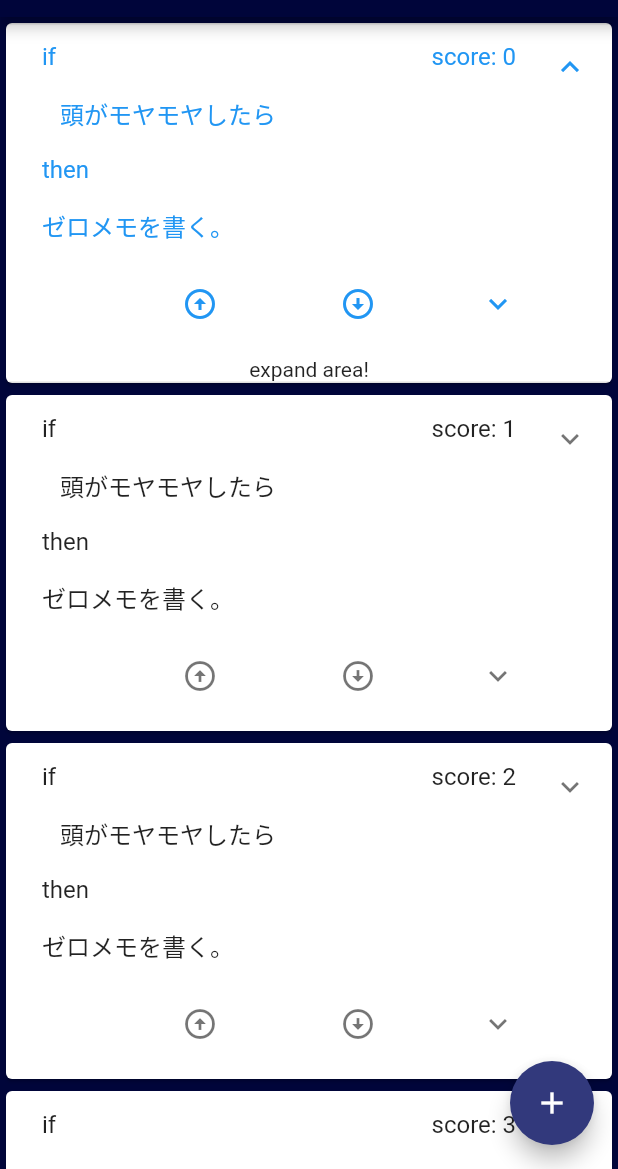
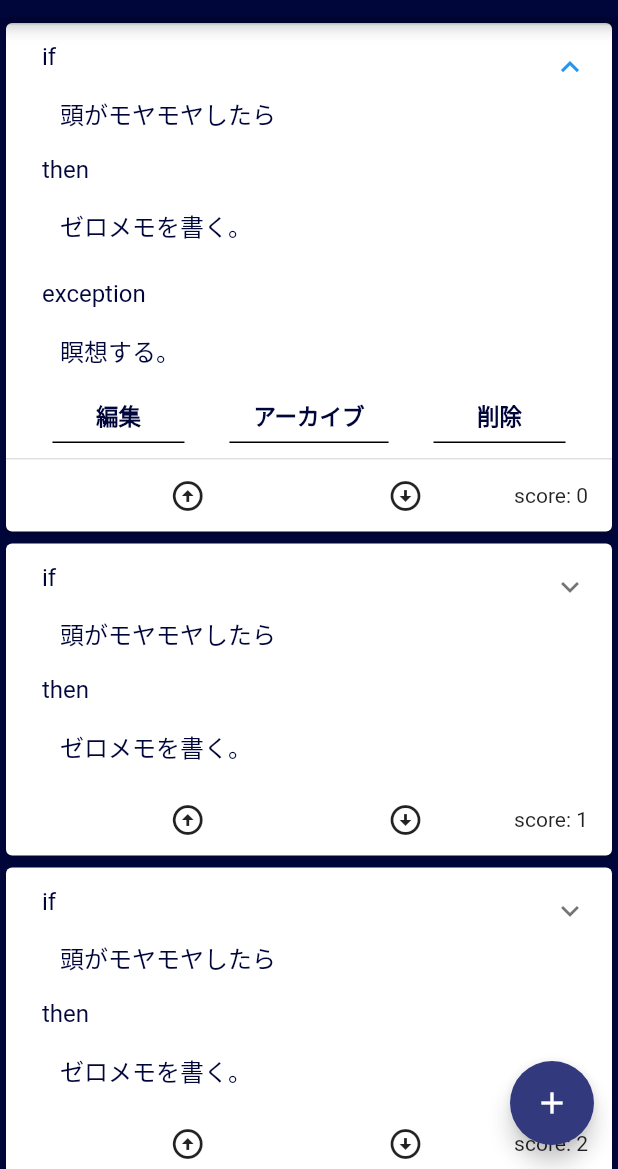
Before and after one commit to kuri-Maron/if_then_method, a Flutter app: the screen it shows after launch, after a tap on "if", on a phone screen of 412 x 824 dp, the part 67-1236 px from its top. Run offline on Flutter 3.47's test engine with Material 2 defaults, Android fonts, the phone set to English and light mode, and no system bars.

Commit message:
add: カードレイアウト実装. colse #3

```diff
--- a/lib/main.dart
+++ b/lib/main.dart
@@ -15,6 +15,7 @@ class MyApp extends StatelessWidget {
         // brightness: Brightness.dark, //これでテキストカラーを白にすることも可能だが、他に影響あり
         primaryColor: const Color(0xff00053A),
         scaffoldBackgroundColor: const Color(0xff00053A),
+        // accentTextTheme: TextTheme(),
         // textTheme: TextTheme(
         //   bodyText1: TextStyle(), //このコード未理解
         //   bodyText2: TextStyle(),
@@ -79,8 +80,14 @@ class _MyHomePageState extends State<MyHomePage> {
         itemBuilder: (context, index) {
           return Card(
             // child: Text('${items[index]}'),
-            child: ExpansionTile(
-              title: Column(
+            child: Column(
+              children: <Widget>[
+                ExpansionTile(
+                  title: DefaultTextStyle.merge(
+                    style: TextStyle(
+                      color: const Color(0xff00053A),
+                    ),
+                    child: Column(
                       children: <Widget>[
                         Padding(
                           padding: const EdgeInsets.all(8.0),
@@ -88,18 +95,25 @@ class _MyHomePageState extends State<MyHomePage> {
                             // mainAxisAlignment: MainAxisAlignment.spaceAround,
                             children: [
                               Text('if'),
-                        Spacer(),
-                        Text('score: ${items[index]}')
+                              // Spacer(),
+                              // Text('score: ${items[index]}')
                             ],
                           ),
                         ),
                         Padding(
                           // padding: const EdgeInsets.all(8.0),
                           padding: const EdgeInsets.only(
-                        left: 20.0, top: 8.0, right: 8.0, bottom: 8.0),
+                            left: 20.0,
+                            top: 8.0,
+                            right: 8.0,
+                            bottom: 8.0,
+                          ),
                           child: Row(
                             children: [
-                        Text('頭がモヤモヤしたら'),
+                              Text(
+                                '頭がモヤモヤしたら',
+                                style: TextStyle(),
+                              ),
                             ],
                           ),
                         ),
@@ -110,36 +124,126 @@ class _MyHomePageState extends State<MyHomePage> {
                           ),
                         ),
                         Padding(
-                    padding: const EdgeInsets.all(8.0),
+                          padding: const EdgeInsets.only(
+                            left: 20.0,
+                            top: 8.0,
+                            right: 8.0,
+                            bottom: 8.0,
+                          ),
                           child: Row(
                             children: [Text('ゼロメモを書く。')],
                           ),
                         ),
-                  //試験的に、拡張タイルを追加してみる、
+                      ],
+                    ),
+                  ),
+                  children: <Widget>[
+                    // Text('expand area!'),
+                    ListTile(
+                      title: DefaultTextStyle.merge(
+                        style: TextStyle(
+                          color: const Color(0xff00053A),
+                        ),
+                        child: Column(
+                          children: [
                             Padding(
                               padding: const EdgeInsets.all(8.0),
                               child: Row(
                                 children: [
-                        //アイコンの配置バランス調整
-                        Container(
-                          child: SizedBox(
-                            width: 24.0,
+                                  Text(
+                                    'exception',
+                                  )
+                                ],
                               ),
                             ),
-                        Spacer(),
+                            Padding(
+                              padding: const EdgeInsets.only(
+                                left: 20.0,
+                                top: 8.0,
+                                right: 8.0,
+                                bottom: 8.0,
+                              ),
+                              child: Row(
+                                children: [
+                                  Text(
+                                    '瞑想する。',
+                                  )
+                                ],
+                              ),
+                            ),
+                            Row(
+                              mainAxisAlignment: MainAxisAlignment.values[4],
+                              children: [
+                                // Spacer(),
+                                FlatButton(
+                                  child: const Text(
+                                    '編集',
+                                    style: TextStyle(
+                                      fontWeight: FontWeight.bold,
+                                      fontSize: 15,
+                                    ),
+                                  ),
+                                  textColor: const Color(0xff00053A),
+                                  shape: const UnderlineInputBorder(),
+                                  onPressed: () {},
+                                ),
+                                FlatButton(
+                                  child: const Text(
+                                    'アーカイブ',
+                                    style: TextStyle(
+                                      fontWeight: FontWeight.bold,
+                                      fontSize: 15,
+                                    ),
+                                  ),
+                                  textColor: const Color(0xff00053A),
+                                  shape: const UnderlineInputBorder(),
+                                  onPressed: () {},
+                                ),
+                                FlatButton(
+                                  child: const Text(
+                                    '削除',
+                                    style: TextStyle(
+                                      fontWeight: FontWeight.bold,
+                                      fontSize: 15,
+                                    ),
+                                  ),
+                                  textColor: const Color(0xff00053A),
+                                  shape: const UnderlineInputBorder(),
+                                  onPressed: () {},
+                                ),
+                              ],
+                            ),
+                          ],
+                        ),
+                      ),
+                    ),
+                  ],
+                ),
+                Row(
+                  children: [
+                    //アイコンの配置バランス調整
+                    Spacer(
+                      flex: 3,
+                    ),
                     IconButton(
                       icon: Icon(Icons.arrow_circle_up),
                       onPressed: () {},
                     ),
                     // Container(),
-                        Spacer(),
+                    Spacer(
+                      flex: 3,
+                    ),
                     IconButton(
                       icon: Icon(Icons.arrow_circle_down),
                       onPressed: () {},
                     ),
-                        Spacer(),
-                        // Container(),
-                        Icon(Icons.keyboard_arrow_down),
+                    Spacer(
+                      flex: 1,
+                    ),
+                    Padding(
+                      padding: const EdgeInsets.all(16.0),
+                      child: Text('score: ${items[index]}'),
+                    ),
 
                     //カード内icon行のレイアウト案１
                     // Expanded(
@@ -154,11 +258,6 @@ class _MyHomePageState extends State<MyHomePage> {
                     // ),
                   ],
                 ),
-                  ),
-                ],
-              ),
-              children: <Widget>[
-                Text('expand area!'),
               ],
             ),
           );
```
Lines whose indentation alone changed are shown as unchanged.
